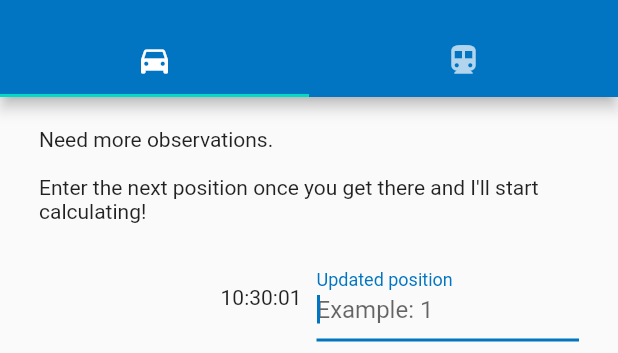
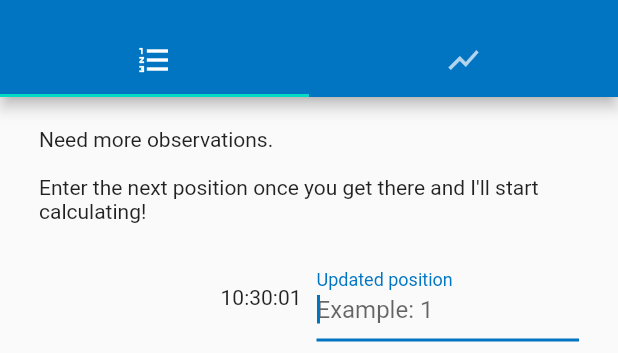
Before and after one commit to walles/waitinator, a Flutter app: the EtaScreen widget shown alone on an empty page, opened directly with empty values, on a phone screen of 412 x 824 dp, the part 59-412 px from its top. Run offline on Flutter 3.47's test engine with Material 2 defaults, Android fonts, the light colour scheme and no system bars; drawn by our look-alikes of flutter_layout_grid.

Commit message:
Use better icons

```diff
--- a/lib/eta_screen.dart
+++ b/lib/eta_screen.dart
@@ -68,11 +68,11 @@ class _EtaScreenState extends State<EtaScreen> {
       _renderObservations(),
     ]);
 
-    var graphTab = const Icon(Icons.directions_bike);
+    var graphTab = const Icon(Icons.show_chart);
 
     return TabbedScreenWrapper(const [
-      Tab(icon: Icon(Icons.directions_car)),
-      Tab(icon: Icon(Icons.directions_transit)),
+      Tab(icon: Icon(Icons.format_list_numbered)),
+      Tab(icon: Icon(Icons.show_chart)),
     ], [
       numbersTab,
       graphTab,
```
